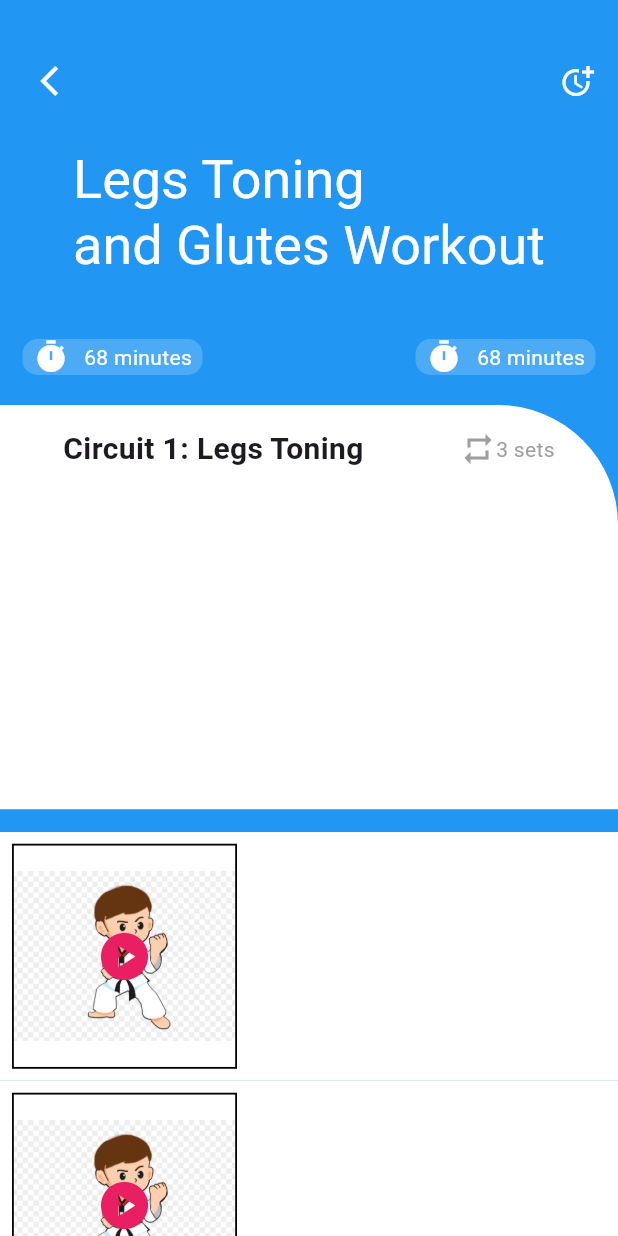
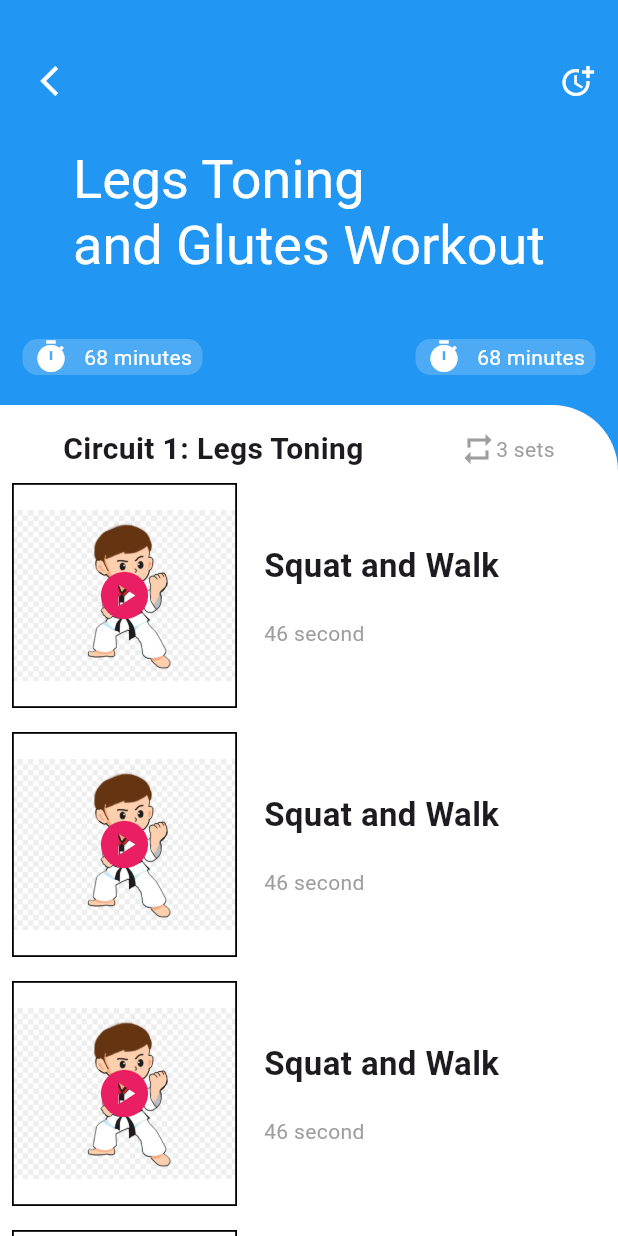
Before and after one commit to Jakaria1152/Complex-UI-design, a Flutter app: the screen it shows after launch, on a phone screen of 412 x 824 dp. Run offline on Flutter 3.47's test engine with Material 3 defaults, Android fonts, the phone set to English and light mode, and no system bars.

Commit message:
complete ui design without data

```diff
--- a/lib/exercise_page.dart
+++ b/lib/exercise_page.dart
@@ -12,16 +12,14 @@ class ExercisePage extends StatelessWidget {
       body: Column(
         children: [
           headPart(),
-          Expanded(
-            child: Container(
+          Container(
+
             padding: EdgeInsets.only(top: 15,left: 10,right: 10),
             decoration: BoxDecoration(
                 color: Colors.white,
                 borderRadius:
                     BorderRadius.only(topRight: Radius.circular(80))),
-              child: Column(
-                children: [
-                  Row(
+            child: Row(
               mainAxisAlignment: MainAxisAlignment.spaceAround,
               children: [
                 Text('Circuit 1: Legs Toning',style: TextStyle(fontWeight: FontWeight.w600,fontSize: 20),),
@@ -32,13 +30,13 @@ class ExercisePage extends StatelessWidget {
                   ],
                 )
               ],
-                  )
-                ],
             ),
           ),
-          ),
-          SizedBox(height: 15,),
-          Expanded(child: ListView.builder(itemCount: 10,itemBuilder: (context, index) {
+
+          Expanded(child: MediaQuery.removePadding(
+            removeTop: true,
+            context: context,
+            child: ListView.builder(itemCount: 10,shrinkWrap: true, itemBuilder: (context, index) {
               return Container(
                 color: Colors.white,
                 child: Column(
@@ -60,13 +58,25 @@ class ExercisePage extends StatelessWidget {
                         alignment: Alignment.center,
                         child: Icon(Icons.play_circle,size: 38,color: Colors.pink,),
                       ),
+                    ),
+                    Container(
+                      margin: EdgeInsets.only(left: 10),
+                      child: Column(
+                        crossAxisAlignment: CrossAxisAlignment.start,
+                        children: [
+                          Text('Squat and Walk',style: TextStyle(fontSize: 22,fontWeight: FontWeight.bold),),
+                          SizedBox(height: 20,),
+                          Text('46 second',style: TextStyle(color: Colors.grey),)
+                        ],
+                      ),
                     )
                   ],
                 )
                   ],
                 ),
               );
-          },))
+            },),
+          ))
         ],
       ),
     );
```
Lines whose indentation alone changed are shown as unchanged.
